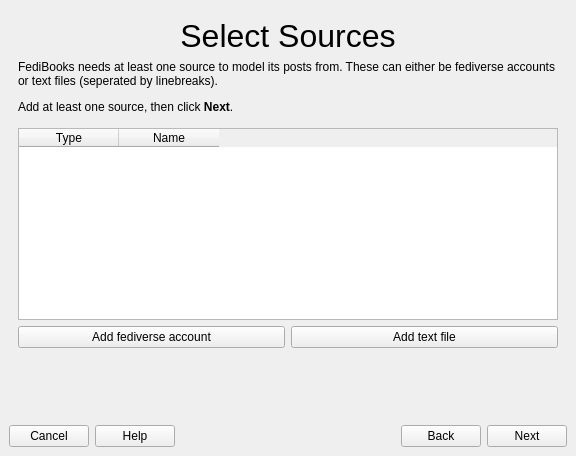
Above: gui/wzd_createbot.ui from Lynnesbian/OldFediBooks before the change. Below: the same form after it.
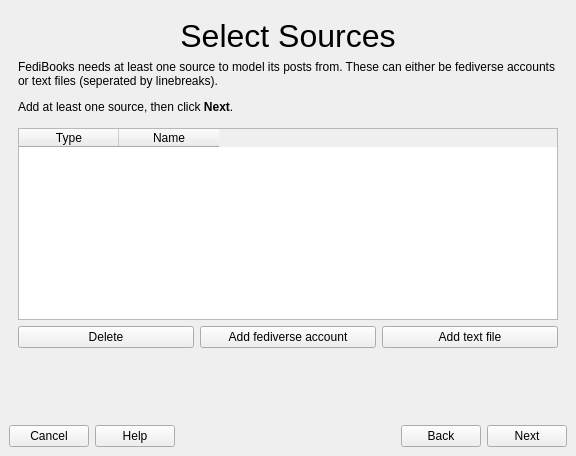
That is the form after the change. The open tabs and pages were chosen to show the change. Icons and pictures are not drawn.

Commit message: added delete button to the source selection screen

```diff
--- a/gui/wzd_createbot.ui
+++ b/gui/wzd_createbot.ui
@@ -405,6 +405,16 @@
           </item>
           <item>
            <layout class="QHBoxLayout" name="horizontalLayout_5">
+            <item>
+             <widget class="QPushButton" name="pushButton_14">
+              <property name="text">
+               <string>Delete</string>
+              </property>
+              <property name="icon">
+               <iconset theme="delete"/>
+              </property>
+             </widget>
+            </item>
             <item>
              <widget class="QPushButton" name="pushButton_9">
               <property name="text">
```
Left out of the diff: 6 changed lines with no effect on the pictures.
